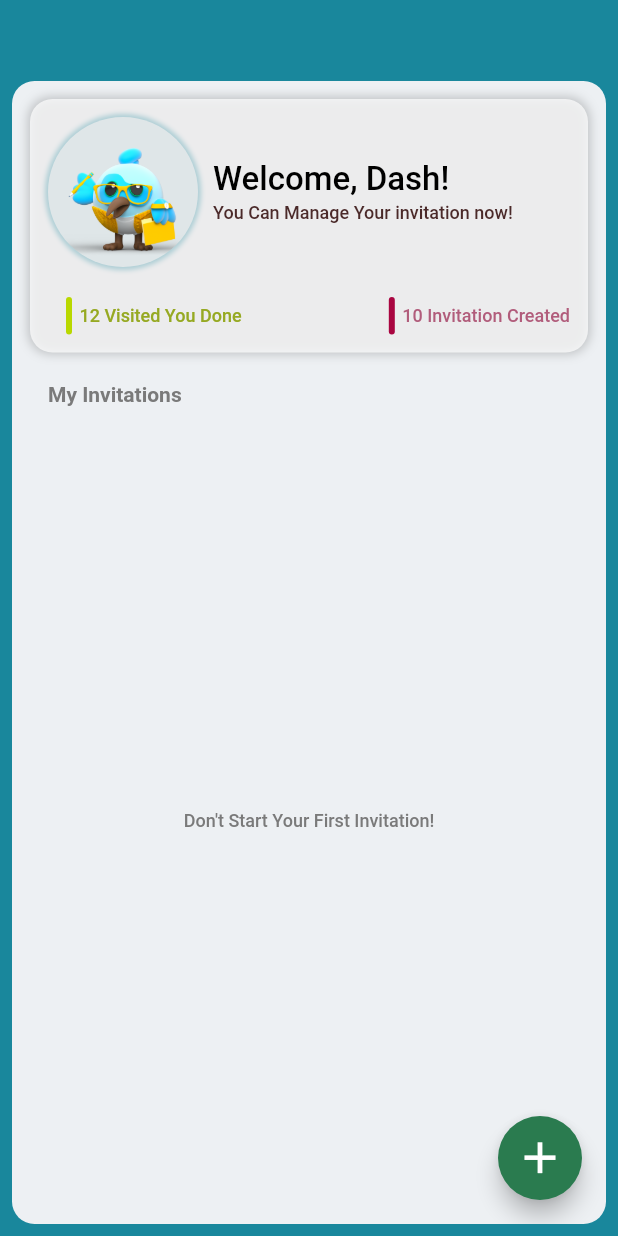
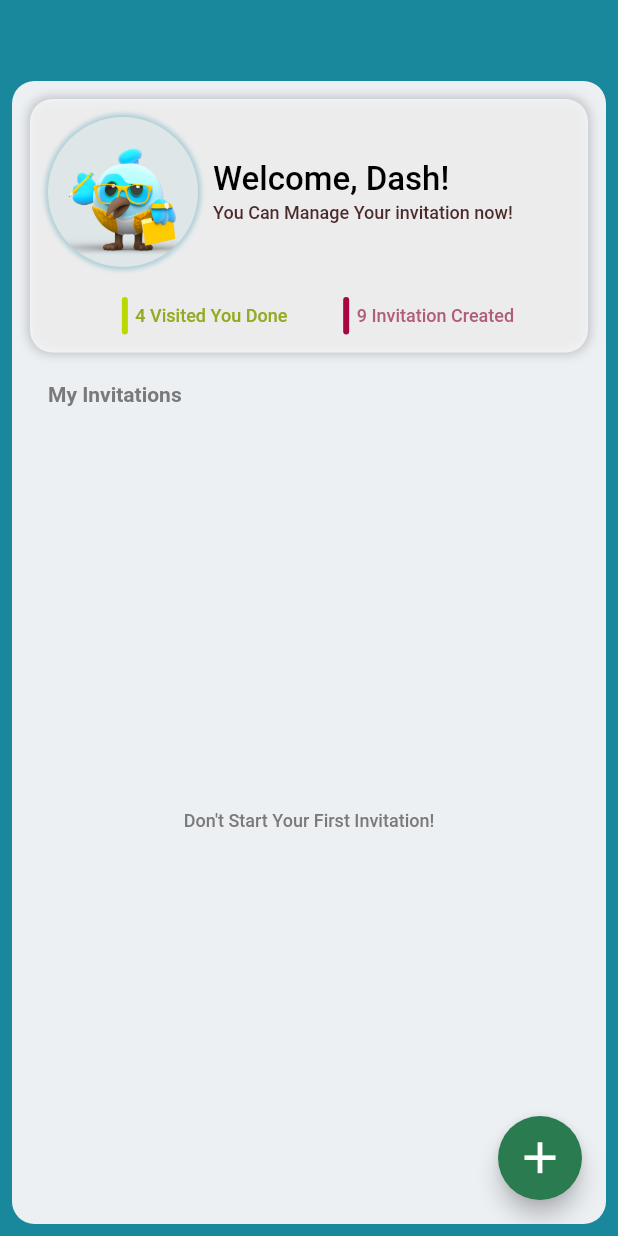
Before and after one commit to feras-alhazmi/invitations_manager_app, a Flutter app: the screen it shows after launch, on a phone screen of 412 x 824 dp. Run offline on Flutter 3.47's test engine with Material 2 defaults, Android fonts, the phone set to English and light mode, and no system bars; our stand-ins replace cloud_firestore, firebase_core, font_awesome_flutter, gap, google_fonts, hexcolor and 5 more; missing offline and left inert: flutter_rounded_date_picker, xid; accounts and stored records are empty; Roboto replaces fonts that are missing (Ubuntu).

Commit message:
UI fixes in Invitation_screen.dart

```diff
--- a/lib/screens/Invitation_screen.dart
+++ b/lib/screens/Invitation_screen.dart
@@ -11,6 +11,23 @@ class InvitationScreen extends StatefulWidget {
 class _InvitationScreenState extends State<InvitationScreen> {
 
 
+  late var invitationCreated ;
+  late var visitedDone ;
+
+
+  @override
+  void initState() {
+    invitationCreated = 9 ;
+    FirebaseFirestore.instance
+        .collection("invitations")
+        .get()
+        .then((QuerySnapshot querySnapshot) {
+      invitationCreated = querySnapshot.docs.length;
+    });
+
+    visitedDone = 4;
+    super.initState();
+  }
   @override
   Widget build(BuildContext context) {
     return Container(
@@ -96,6 +113,7 @@ class _InvitationScreenState extends State<InvitationScreen> {
                     Padding(
                       padding: const EdgeInsets.fromLTRB(24, 0, 12, 12),
                       child: Row(
+                        mainAxisAlignment: MainAxisAlignment.spaceEvenly,
                         children: [
                           Row(
                             children: [
@@ -108,13 +126,12 @@ class _InvitationScreenState extends State<InvitationScreen> {
                                 ),
                               ),
                               const Gap(5),
-                              Text("12 Visited You Done",
+                              Text("$visitedDone Visited You Done",
                                   style: CustomTextStyle().textStyle(
                                       12, const Color(0xff96A922),
                                       fontWeight: FontWeight.w500)),
                             ],
                           ),
-                          const Spacer(),
                           Row(
                             children: [
                               Container(
@@ -126,7 +143,7 @@ class _InvitationScreenState extends State<InvitationScreen> {
                                 ),
                               ),
                               const Gap(5),
-                              Text("10 Invitation Created",
+                              Text("$invitationCreated Invitation Created",
                                   style: CustomTextStyle().textStyle(
                                       12, const Color(0xffB15C7B),
                                       fontWeight: FontWeight.w500)),
```
